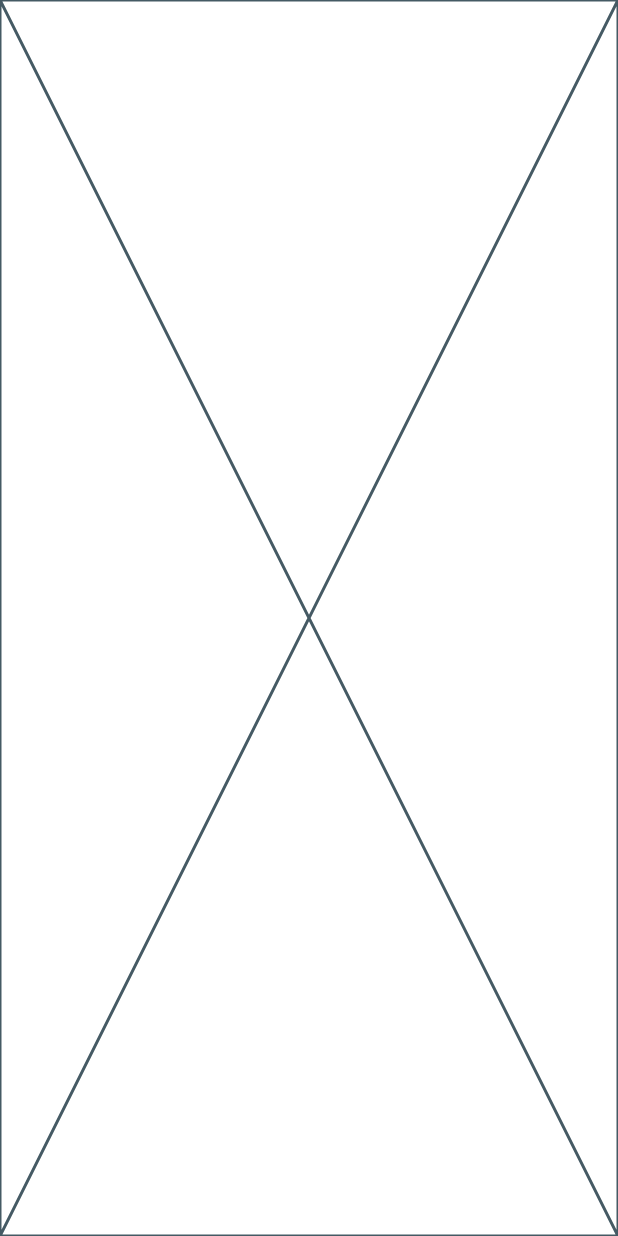
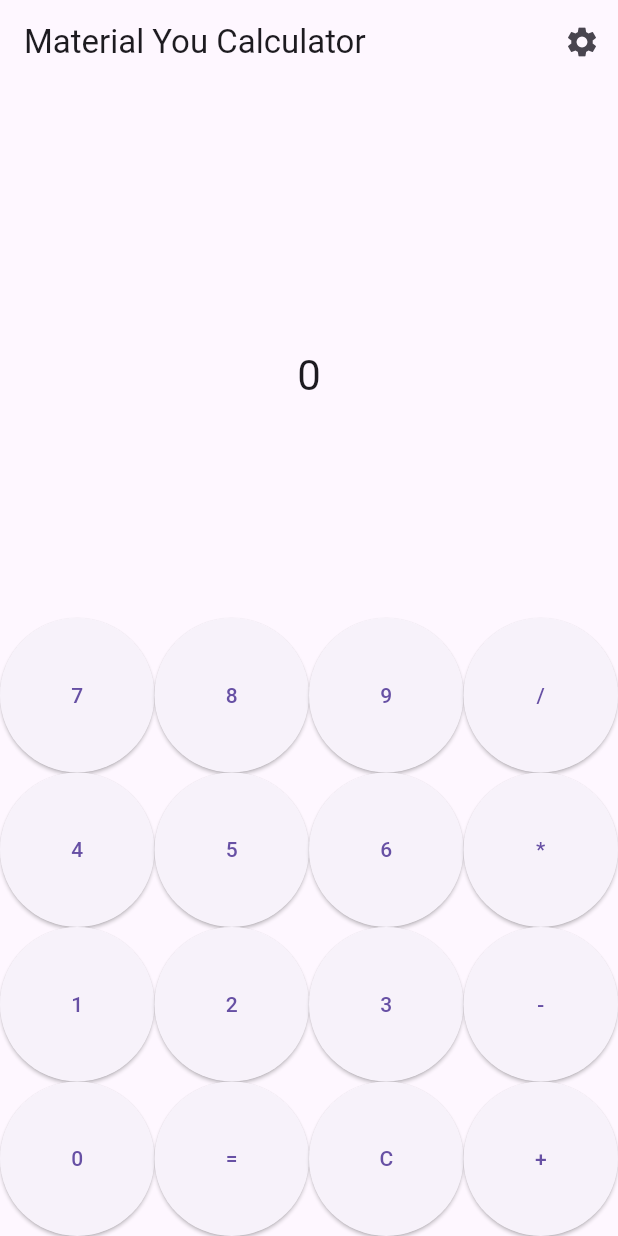
Before and after one commit to ahns456/calcul, a Flutter app: the screen it shows after launch, on a phone screen of 412 x 824 dp. Run offline on Flutter 3.47's test engine with Material 3 defaults, Android fonts, the phone set to English and light mode, and no system bars; our stand-ins replace flutter_riverpod.

Commit message:
feat: implement basic UI with settings and i18n

```diff
--- /dev/null
+++ b/lib/application/providers.dart
@@ -0,0 +1,17 @@
+import "package:flutter/material.dart";
+import 'package:flutter_riverpod/flutter_riverpod.dart';
+
+/// Holds the current math expression.
+final expressionProvider = StateProvider<String>((ref) => '');
+
+/// Holds the current result string.
+final resultProvider = StateProvider<String>((ref) => '0');
+
+/// App theme mode state.
+final themeModeProvider = StateProvider<ThemeMode>((ref) => ThemeMode.system);
+
+/// Haptic feedback toggle.
+final hapticProvider = StateProvider<bool>((ref) => true);
+
+/// Sound feedback toggle.
+final soundProvider = StateProvider<bool>((ref) => true);
--- /dev/null
+++ b/lib/l10n/app_localizations.dart
@@ -0,0 +1,56 @@
+import 'package:flutter/material.dart';
+
+class AppLocalizations {
+  AppLocalizations(this.locale);
+
+  final Locale locale;
+
+  static const _localizedStrings = {
+    'en': {
+      'appTitle': 'Material You Calculator',
+      'settings': 'Settings',
+      'darkMode': 'Dark Mode',
+      'hapticFeedback': 'Haptic Feedback',
+      'sound': 'Sound',
+    },
+    'ko': {
+      'appTitle': '머티리얼 유 계산기',
+      'settings': '설정',
+      'darkMode': '다크 모드',
+      'hapticFeedback': '진동 피드백',
+      'sound': '사운드',
+    },
+  };
+
+  String get appTitle => _localizedStrings[locale.languageCode]!['appTitle']!;
+  String get settings => _localizedStrings[locale.languageCode]!['settings']!;
+  String get darkMode => _localizedStrings[locale.languageCode]!['darkMode']!;
+  String get hapticFeedback =>
+      _localizedStrings[locale.languageCode]!['hapticFeedback']!;
+  String get sound => _localizedStrings[locale.languageCode]!['sound']!;
+
+  static const LocalizationsDelegate<AppLocalizations> delegate =
+      _AppLocalizationsDelegate();
+
+  static AppLocalizations of(BuildContext context) {
+    return Localizations.of<AppLocalizations>(context, AppLocalizations)!;
+  }
+}
+
+class _AppLocalizationsDelegate
+    extends LocalizationsDelegate<AppLocalizations> {
+  const _AppLocalizationsDelegate();
+
+  @override
+  bool isSupported(Locale locale) =>
+      ['en', 'ko'].contains(locale.languageCode);
+
+  @override
+  Future<AppLocalizations> load(Locale locale) async {
+    return AppLocalizations(locale);
+  }
+
+  @override
+  bool shouldReload(covariant LocalizationsDelegate<AppLocalizations> old) =>
+      false;
+}
--- a/lib/main.dart
+++ b/lib/main.dart
@@ -1,16 +1,32 @@
 import 'package:flutter/material.dart';
+import "package:flutter_localizations/flutter_localizations.dart";
+import 'package:flutter_riverpod/flutter_riverpod.dart';
+import 'l10n/app_localizations.dart';
+import 'application/providers.dart';
+import 'presentation/screens/home_screen.dart';
 
 void main() {
-  runApp(const MyApp());
+  runApp(const ProviderScope(child: MyApp()));
 }
 
-class MyApp extends StatelessWidget {
+class MyApp extends ConsumerWidget {
   const MyApp({super.key});
 
   @override
-  Widget build(BuildContext context) {
-    return const MaterialApp(
-      home: Placeholder(),
+  Widget build(BuildContext context, WidgetRef ref) {
+    final themeMode = ref.watch(themeModeProvider);
+    return MaterialApp(
+      locale: const Locale('en'),
+      localizationsDelegates: const [
+        AppLocalizations.delegate,
+        GlobalMaterialLocalizations.delegate,
+        GlobalWidgetsLocalizations.delegate,
+      ],
+      supportedLocales: const [Locale('en'), Locale('ko')],
+      themeMode: themeMode,
+      theme: ThemeData.light(),
+      darkTheme: ThemeData.dark(),
+      home: const HomeScreen(),
     );
   }
 }
--- /dev/null
+++ b/lib/presentation/screens/home_screen.dart
@@ -0,0 +1,107 @@
+import 'package:flutter/material.dart';
+import 'package:flutter_riverpod/flutter_riverpod.dart';
+import '../../application/providers.dart';
+import '../../l10n/app_localizations.dart';
+import '../widgets/calc_button.dart';
+import 'settings_screen.dart';
+
+class HomeScreen extends ConsumerWidget {
+  const HomeScreen({super.key});
+
+  void _append(WidgetRef ref, String value) {
+    final expression = ref.read(expressionProvider);
+    ref.read(expressionProvider.notifier).state = expression + value;
+  }
+
+  @override
+  Widget build(BuildContext context, WidgetRef ref) {
+    final l10n = AppLocalizations.of(context);
+    final expression = ref.watch(expressionProvider);
+    final result = ref.watch(resultProvider);
+
+    return Scaffold(
+      appBar: AppBar(
+        title: Text(l10n.appTitle),
+        actions: [
+          IconButton(
+            icon: const Icon(Icons.settings),
+            onPressed: () => Navigator.push(
+              context,
+              MaterialPageRoute(builder: (_) => const SettingsScreen()),
+            ),
+          ),
+        ],
+      ),
+      body: Column(
+        children: [
+          Expanded(
+            child: Column(
+              crossAxisAlignment: CrossAxisAlignment.end,
+              mainAxisAlignment: MainAxisAlignment.center,
+              children: [
+                Text(expression, style: Theme.of(context).textTheme.headline5),
+                Text(result, style: Theme.of(context).textTheme.headline4),
+              ],
+            ),
+          ),
+          GridView.count(
+            crossAxisCount: 4,
+            shrinkWrap: true,
+            children: [
+              for (final label in ['7','8','9','/','4','5','6','*','1','2','3','-','0','=','C','+'])
+                CalcButton(
+                  label: label,
+                  onPressed: () {
+                    if (label == 'C') {
+                      ref.read(expressionProvider.notifier).state = '';
+                      ref.read(resultProvider.notifier).state = '0';
+                    } else if (label == '=') {
+                      try {
+                        final exp = ref.read(expressionProvider);
+                        final value = _compute(exp);
+                        ref.read(resultProvider.notifier).state = value.toString();
+                      } catch (_) {
+                        ref.read(resultProvider.notifier).state = 'Err';
+                      }
+                    } else {
+                      _append(ref, label);
+                    }
+                  },
+                ),
+            ],
+          ),
+        ],
+      ),
+    );
+  }
+}
+
+double _compute(String expression) {
+  // Very naive evaluation (for demo only).
+  try {
+    final sanitized = expression.replaceAll('*', ' * ').replaceAll('/', ' / ');
+    final tokens = sanitized.split(' ');
+    double result = double.parse(tokens.first);
+    for (var i = 1; i < tokens.length; i += 2) {
+      final op = tokens[i];
+      final value = double.parse(tokens[i + 1]);
+      switch (op) {
+        case '+':
+          result += value;
+          break;
+        case '-':
+          result -= value;
+          break;
+        case '*':
+          result *= value;
+          break;
+        case '/':
+          result /= value;
+          break;
+      }
+    }
+    return result;
+  } catch (e) {
+    throw Exception('Invalid expression');
+  }
+}
--- /dev/null
+++ b/lib/presentation/widgets/calc_button.dart
@@ -0,0 +1,24 @@
+import 'package:flutter/material.dart';
+
+class CalcButton extends StatelessWidget {
+  const CalcButton({
+    required this.label,
+    required this.onPressed,
+    super.key,
+  });
+
+  final String label;
+  final VoidCallback onPressed;
+
+  @override
+  Widget build(BuildContext context) {
+    return Semantics(
+      button: true,
+      label: label,
+      child: ElevatedButton(
+        onPressed: onPressed,
+        child: Text(label),
+      ),
+    );
+  }
+}
--- a/pubspec.yaml
+++ b/pubspec.yaml
@@ -9,7 +9,10 @@ environment:
 dependencies:
   flutter:
     sdk: flutter
+  flutter_localizations:
+    sdk: flutter
   flutter_riverpod: ^2.5.1
+  intl: ^0.18.1
   hive: ^2.2.3
   hive_flutter: ^1.1.0
 
```
Also changed, not shown: lib/presentation/screens/settings_screen.dart (added, +46 -0 lines), 4 other files.
